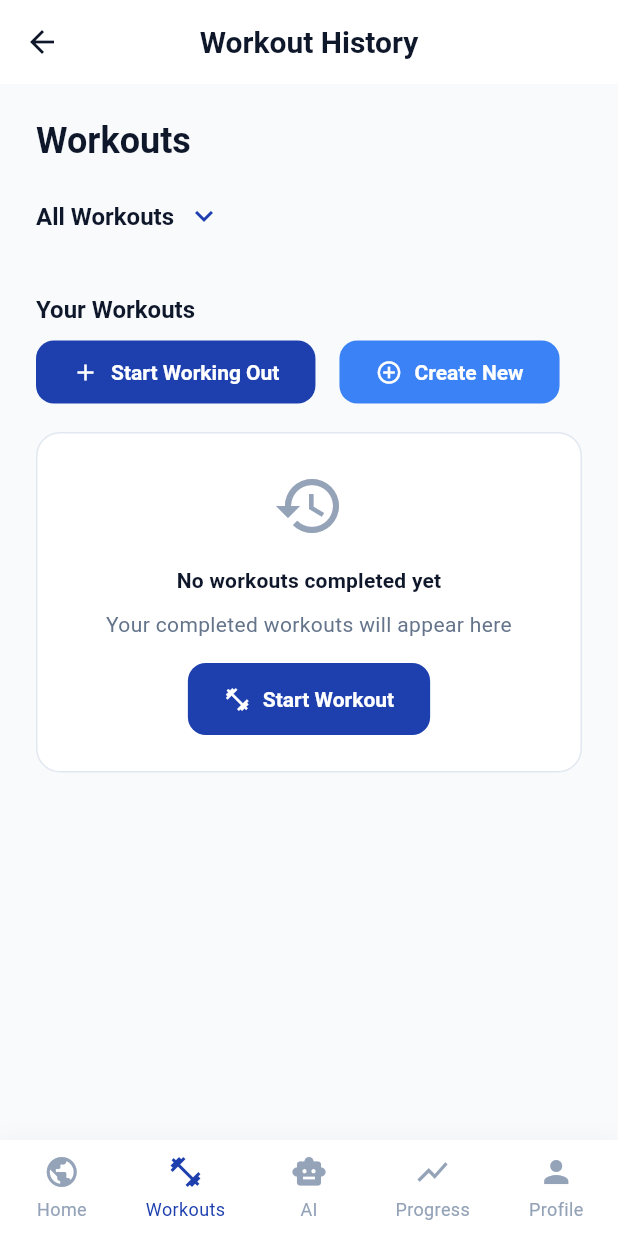
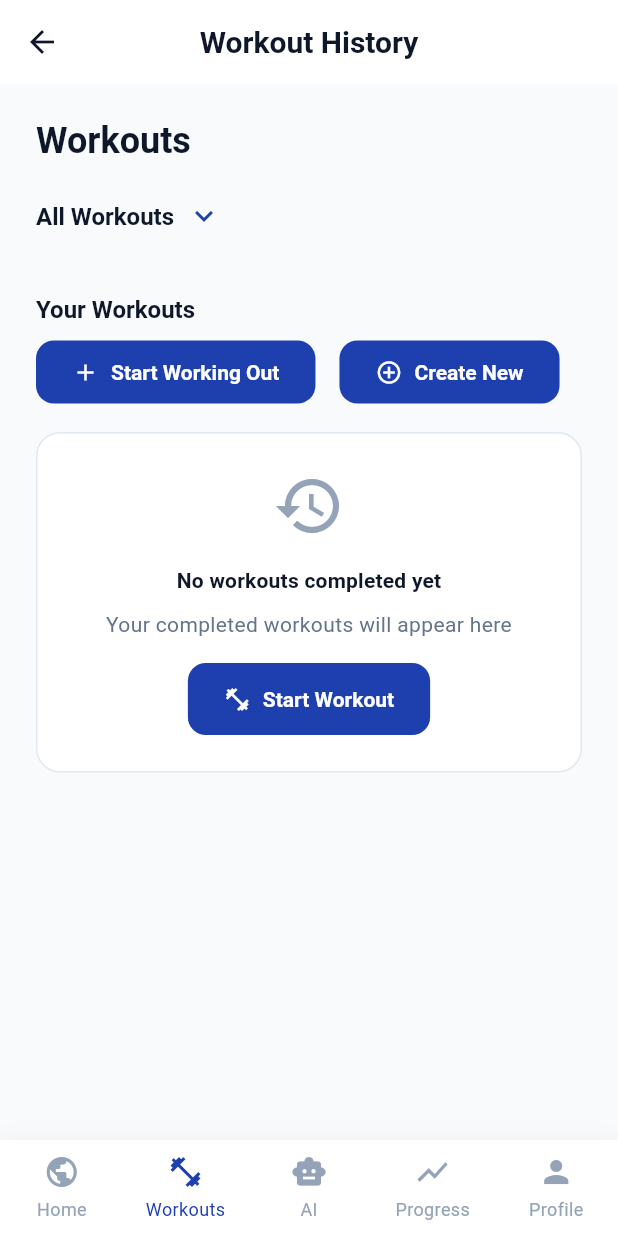
Before and after one commit to MasterAffan/OptiFit, a Flutter app: the screen it shows after launch, item 2 of the bottom bar chosen, on a phone screen of 412 x 824 dp. Run offline on Flutter 3.47's test engine with Material 3 defaults, Android fonts, the phone set to English and light mode, and no system bars; our stand-ins replace chewie, dotted_border, file_picker, fl_chart, flutter_dotenv, image_picker and 3 more.

Commit message:
fix: change the color of create new button

```diff
--- a/optifit app/lib/screens/workouts_screen.dart
+++ b/optifit app/lib/screens/workouts_screen.dart
@@ -894,7 +894,7 @@ class _WorkoutsScreenState extends State<WorkoutsScreen> {
                       icon: const Icon(Icons.add_circle_outline),
                       label: const Text('Create New'),
                       style: ElevatedButton.styleFrom(
-                        backgroundColor: AppTheme.secondary,
+                        backgroundColor: AppTheme.primary,
                         foregroundColor: Colors.white,
                         textStyle: const TextStyle(fontWeight: FontWeight.w600),
                         minimumSize: const Size(0, 40),
```
